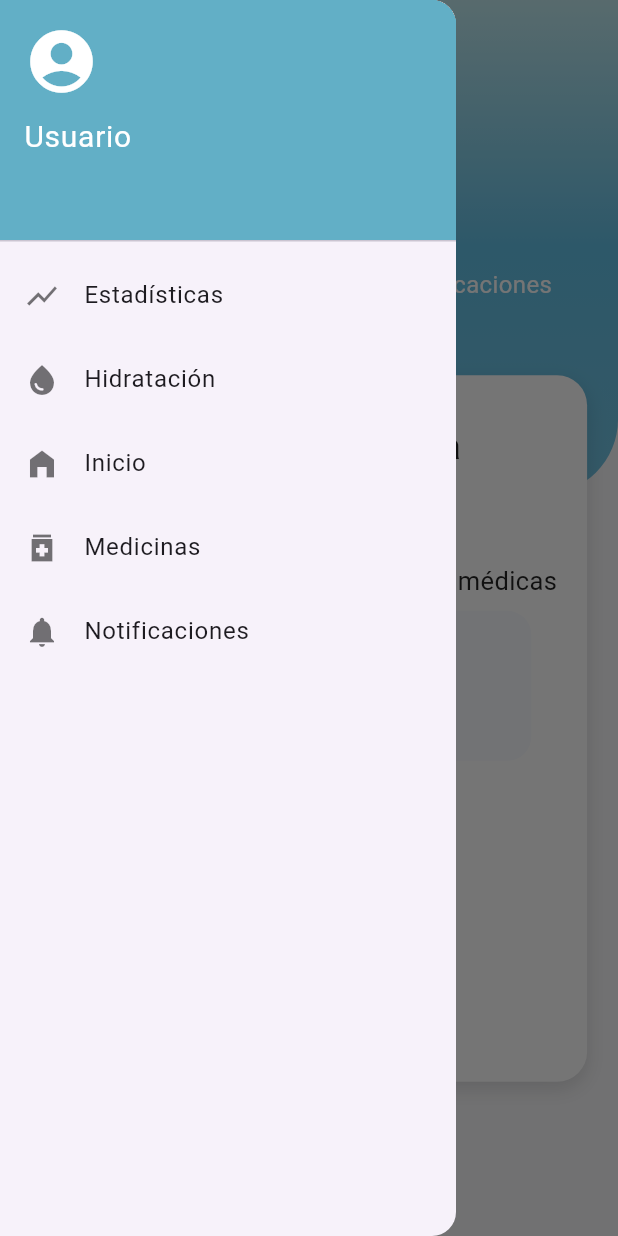
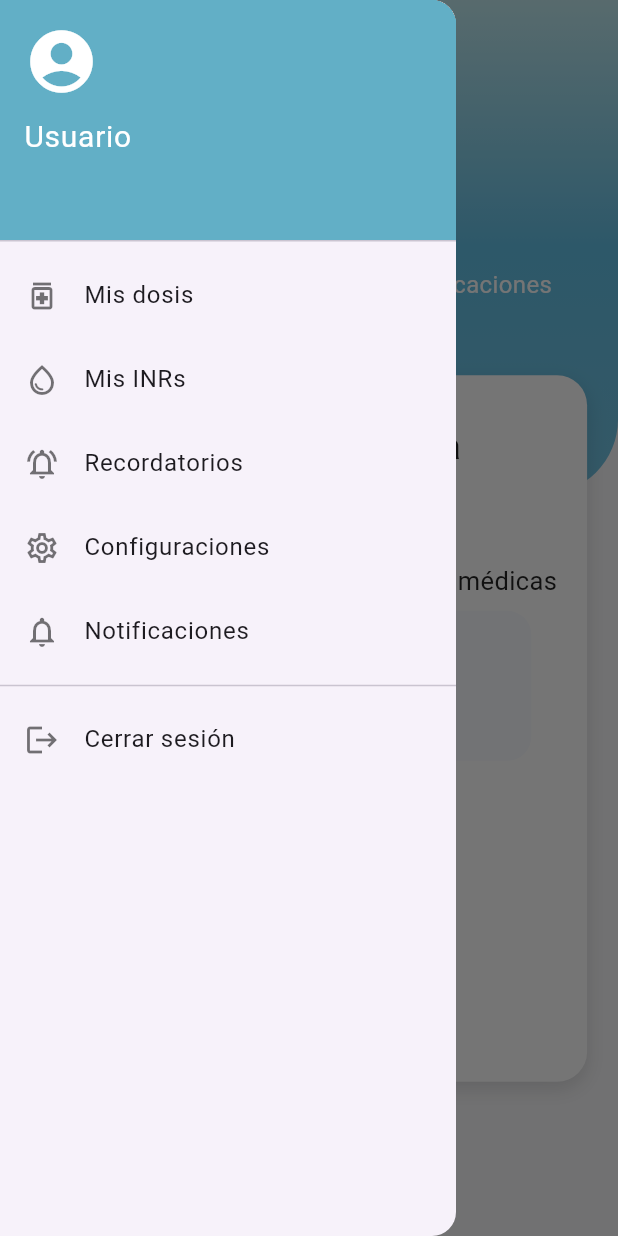
Before and after one commit to FabRangel/INRight, a Flutter app: the Page5 screen opened directly, with the side drawer open, on a phone screen of 412 x 824 dp. Run offline on Flutter 3.47's test engine with Material 3 defaults, Android fonts, the phone set to English and light mode, and no system bars; our stand-ins replace animated_notch_bottom_bar, firebase_core, fl_chart, shared_preferences; accounts and stored records are empty.

Commit message:
fix: sidebar

```diff
--- a/lib/features/home/presentation/widgets/sidebar.dart
+++ b/lib/features/home/presentation/widgets/sidebar.dart
@@ -23,18 +23,36 @@ class Sidebar extends StatelessWidget {
               ],
             ),
           ),
-          _buildSidebarItem(context, Icons.show_chart, 'Estadísticas'),
-          _buildSidebarItem(context, Icons.water_drop, 'Hidratación'),
-          _buildSidebarItem(context, Icons.home_filled, 'Inicio'),
-          _buildSidebarItem(context, Icons.medication_sharp, 'Medicinas'),
-          _buildSidebarItem(context, Icons.notifications, 'Notificaciones'),
+          _buildSidebarItem(context, Icons.medication_outlined, 'Mis dosis'),
+          _buildSidebarItem(context, Icons.water_drop_outlined, 'Mis INRs'),
+          _buildSidebarItem(
+            context,
+            Icons.notifications_active_outlined,
+            'Recordatorios',
+          ),
+          _buildSidebarItem(
+            context,
+            Icons.settings_outlined,
+            'Configuraciones',
+          ),
+          _buildSidebarItem(
+            context,
+            Icons.notifications_outlined,
+            'Notificaciones',
+          ),
+          Divider(),
+          _buildSidebarItem(context, Icons.logout, 'Cerrar sesión'),
         ],
       ),
     );
   }
 
   // Función para construir los ítems del Sidebar
-  static Widget _buildSidebarItem(BuildContext context, IconData icon, String title) {
+  static Widget _buildSidebarItem(
+    BuildContext context,
+    IconData icon,
+    String title,
+  ) {
     return ListTile(
       leading: Icon(icon, color: Colors.black54),
       title: Text(title),
```
